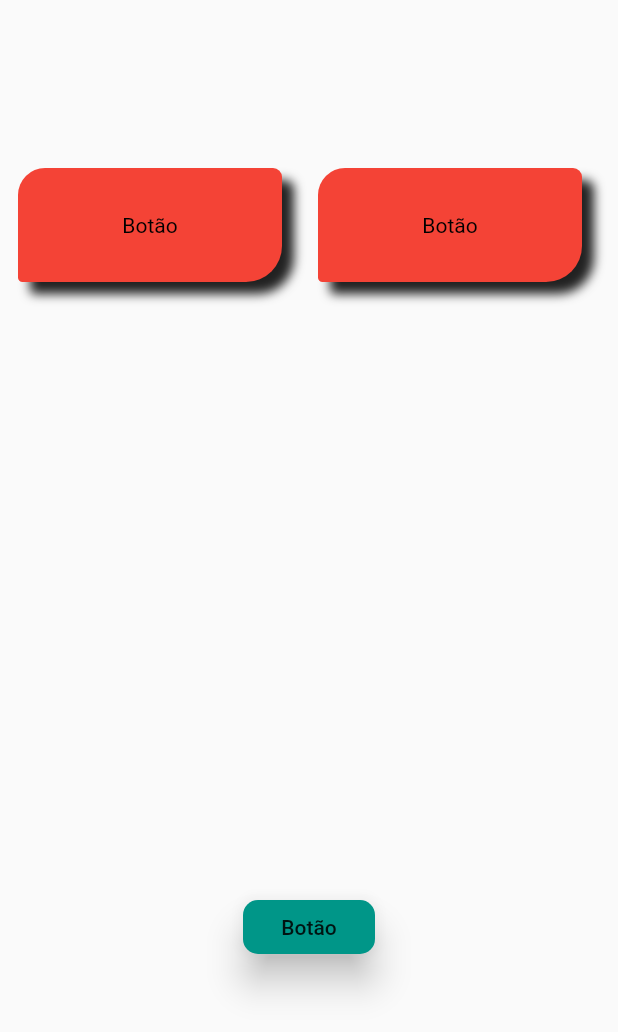
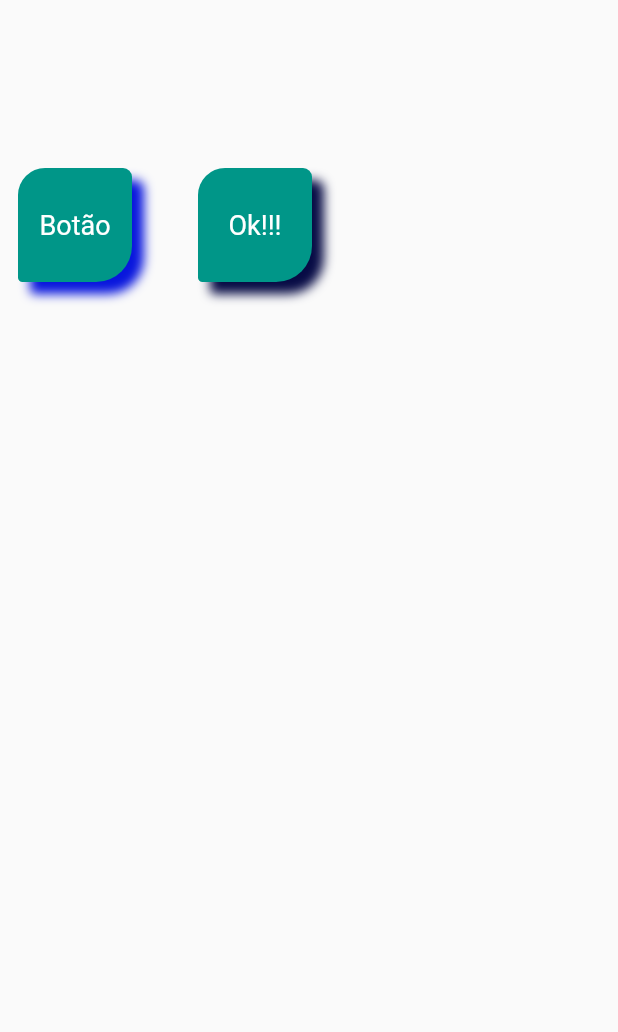
Before and after one commit to DiegoCarvalho75/myshop, a Flutter app: the screen it shows after launch, on a phone screen of 412 x 824 dp. Shown: the top 1032 px of the screen. Run offline on Flutter 3.47's test engine with Material 2 defaults, Android fonts, the phone set to English and light mode, and no system bars; missing offline and left inert: gradient_text.

Commit message:
VeryFloatingButtonBeta

```diff
--- a/lib/main.dart
+++ b/lib/main.dart
@@ -12,7 +12,7 @@ import './screens/orders_screen.dart';
 import './screens/user_products_screen.dart';
 import './screens/auth-screen.dart';
 import './screens/edit_product_screen.dart';
-import './teste/teste2.dart';
+import './teste/veryFloatingButtonScreen.dart';
 
 void main() => runApp(MyApp());
 
@@ -66,7 +66,7 @@ class MyApp extends StatelessWidget {
             ),
           ),
         ),
-        home: Teste2(), //AuthScreen()
+        home: VeryFloatingButtonScreen(), //AuthScreen()
         routes: {
           ProductDetailScreen.routeName: (ctx) => ProductDetailScreen(),
           CartScreen.routeName: (ctx) => CartScreen(),
--- a/lib/teste/teste2.dart
+++ b/lib/teste/teste2.dart
@@ -1,8 +1,5 @@
-import 'dart:math';
-
 import 'package:flutter/material.dart';
-import '../utils/toHex.dart';
-import 'package:gradient_text/gradient_text.dart';
+import './veryFloatingButton.dart';
 
 class Teste2 extends StatefulWidget {
   const Teste2({Key key}) : super(key: key);
@@ -12,10 +9,14 @@ class Teste2 extends StatefulWidget {
 }
 
 class _Teste2State extends State<Teste2> {
+  ///
+  /// Definir aquia a função que será usada no botao
+  void buttonFunction() {
+    print('OK!');
+  }
+
   @override
   Widget build(BuildContext context) {
-    final deviceSize = MediaQuery.of(context).size;
-
     return Scaffold(
       body: Column(
         // mainAxisSize: MainAxisSize.max,
@@ -23,25 +24,17 @@ class _Teste2State extends State<Teste2> {
           Expanded(
             child: Stack(
               children: <Widget>[
-                Pos(left: 0),
-                Pos(left: 200),
+                VeryFloatingButton(
+                  // function: (() => buttonFunction()),
+                  left: 0.0,
+                  top: 100,
+                  elevation: -10,
+                ),
+                VeryFloatingButton(
+                  left: 120.0,
+                  top: 100,
+                ),
               ],
-            ),
-          ),
-          Expanded(
-            child: Container(
-              child: Center(
-                child: MaterialButton(
-                  // minWidth: double.infinity,
-                  hoverColor: Colors.amber,
-                  color: Colors.teal,
-                  onPressed: () => {},
-                  child: Text('Botão'),
-                  elevation: 10,
-                  shape: RoundedRectangleBorder(
-                      borderRadius: BorderRadius.circular(10)),
-                ),
-              ),
             ),
           ),
         ],
@@ -49,65 +42,3 @@ class _Teste2State extends State<Teste2> {
     );
   }
 }
-
-class Pos extends StatefulWidget {
-  double left;
-
-  Pos({Key key, this.left}) : super(key: key);
-
-  @override
-  _PosState createState() => _PosState();
-}
-
-class _PosState extends State<Pos> {
-  bool isPressed = false;
-
-  void pan(bool onOFf) {
-    setState(() {
-      isPressed = onOFf;
-    });
-  }
-
-  void valor(value) {
-    print(value);
-  }
-
-  @override
-  Widget build(BuildContext context) {
-    return Positioned(
-      child: GestureDetector(
-        onPanStart: (value) {
-          pan(true);
-          valor(value);
-        },
-        onPanEnd: (_) => pan(false),
-        child: Container(
-          margin: EdgeInsets.all(12.0),
-          decoration: BoxDecoration(
-            borderRadius: BorderRadius.only(
-              bottomLeft: Radius.circular(3),
-              topRight: Radius.circular(6),
-              topLeft: Radius.circular(18),
-              bottomRight: Radius.circular(24),
-            ),
-            color: Colors.red,
-            boxShadow: [
-              BoxShadow(
-                blurRadius: isPressed ? 2 : 5,
-                color: Colors.black87,
-                offset: isPressed ? Offset(3, 3) : Offset(8, 8),
-              )
-            ],
-          ),
-          child: Center(
-            child: Text('Botão'),
-          ),
-        ),
-      ),
-      width: 200,
-      height: 100,
-      top: isPressed ? 108 : 100,
-      left: isPressed ? widget.left + 8 : widget.left,
-    );
-  }
-}
--- /dev/null
+++ b/lib/teste/veryFloatingButton.dart
@@ -0,0 +1,95 @@
+import 'package:flutter/material.dart';
+
+class VeryFloatingButton extends StatefulWidget {
+  final double left;
+  final double top;
+  final double width;
+  final double height;
+  final double elevation;
+  final String text;
+  final double textSize;
+  final Color textColor;
+  final Color textColorPressed;
+  final Color color;
+  final dynamic function;
+  final Color shadowColor;
+
+  const VeryFloatingButton({
+    Key key,
+    this.left = 0.0,
+    this.top = 0.0,
+    this.width = 100.0,
+    this.height = 100.0,
+    this.elevation = 8,
+    this.text = 'Botão',
+    this.textSize = 18,
+    this.textColor = Colors.white,
+    this.textColorPressed = Colors.orange,
+    this.color = Colors.teal,
+    this.function = null,
+    this.shadowColor = Colors.purple,
+  }) : super(key: key);
+
+  @override
+  _VeryFloatingButtonState createState() => _VeryFloatingButtonState();
+}
+
+class _VeryFloatingButtonState extends State<VeryFloatingButton> {
+  bool isPressed = false;
+
+  void pan(bool onOFf) {
+    setState(() {
+      isPressed = onOFf;
+    });
+  }
+
+  @override
+  Widget build(BuildContext context) {
+    return Positioned(
+      child: GestureDetector(
+        onPanStart: (value) {
+          pan(true);
+          if (widget.function != null) {
+            widget.function(value);
+          } else
+            print('nulo');
+        },
+        onPanEnd: (value) => pan(false),
+        child: Container(
+          margin: EdgeInsets.all(12.0),
+          decoration: BoxDecoration(
+            borderRadius: BorderRadius.only(
+              bottomLeft: Radius.circular(3),
+              topRight: Radius.circular(6),
+              topLeft: Radius.circular(18),
+              bottomRight: Radius.circular(24),
+            ),
+            color: widget.color,
+            boxShadow: [
+              BoxShadow(
+                blurRadius: isPressed ? 1 : 5,
+                color: widget.shadowColor,
+                offset: isPressed
+                    ? Offset(2, 2)
+                    : Offset(widget.elevation, widget.elevation),
+              )
+            ],
+          ),
+          child: Center(
+            child: Text(
+              widget.text,
+              style: TextStyle(
+                color: !isPressed ? widget.textColor : widget.textColorPressed,
+                fontSize: widget.textSize,
+              ),
+            ),
+          ),
+        ),
+      ),
+      width: widget.width,
+      height: widget.height,
+      top: isPressed ? widget.top + widget.elevation : widget.top,
+      left: isPressed ? widget.left + widget.elevation : widget.left,
+    );
+  }
+}
--- /dev/null
+++ b/lib/teste/veryFloatingButtonScreen.dart
@@ -0,0 +1,53 @@
+import 'package:flutter/material.dart';
+import './veryFloatingButton.dart';
+import '../utils/toHex.dart';
+
+class VeryFloatingButtonScreen extends StatefulWidget {
+  const VeryFloatingButtonScreen({Key key}) : super(key: key);
+
+  @override
+  _VeryFloatingButtonScreenState createState() =>
+      _VeryFloatingButtonScreenState();
+}
+
+class _VeryFloatingButtonScreenState extends State<VeryFloatingButtonScreen> {
+  ///
+  /// [Define here the function(s) to be used in button(s)]
+  ///
+  void buttonFunction(String msg) {
+    print(msg);
+  }
+
+  void buttonFunction2(DragStartDetails msg) {
+    print(msg.toString());
+  }
+
+  @override
+  Widget build(BuildContext context) {
+    return Scaffold(
+      body: Column(
+        // mainAxisSize: MainAxisSize.max,
+        children: <Widget>[
+          Expanded(
+            child: Stack(
+              children: <Widget>[
+                VeryFloatingButton(
+                  left: 0.0,
+                  top: 100,
+                  shadowColor: HexColor('#0816dd'),
+                ),
+                VeryFloatingButton(
+                  function: buttonFunction2,
+                  text: 'Ok!!!',
+                  left: 120.0,
+                  top: 100,
+                  shadowColor: HexColor('#070b45'),
+                ),
+              ],
+            ),
+          ),
+        ],
+      ),
+    );
+  }
+}
```
Also changed, not shown: lib/teste/floatingButton.dart (added, +114 -0 lines).
